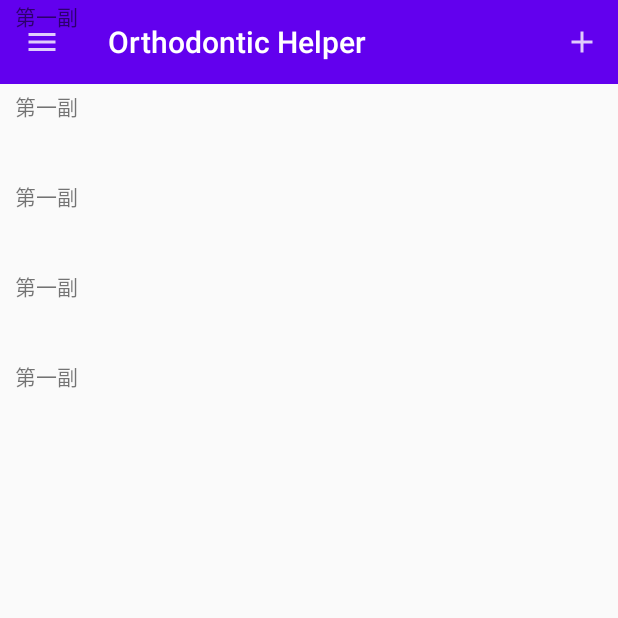
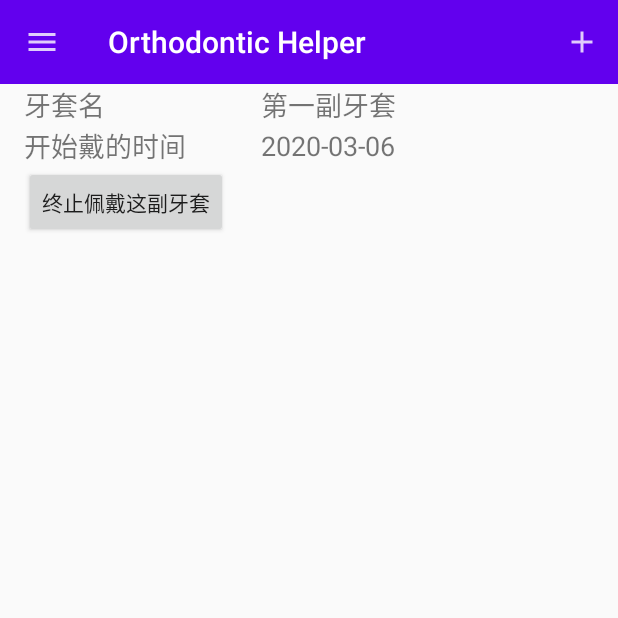
Before and after one commit to poorpool/Orthodontic-Helper, an Android app: the screen it shows after launch (MainActivity), on a phone screen of 412 x 824 dp, the top half of it. Run offline under Robolectric (Android 15) with nearby library versions, the phone set to English and light mode, and no system bars.

Commit message:
add fragment

```diff
--- a/app/src/main/java/net/yxchen/orthodontichelper/MainActivity.kt
+++ b/app/src/main/java/net/yxchen/orthodontichelper/MainActivity.kt
@@ -25,18 +25,30 @@ class MainActivity : AppCompatActivity() {
             it.setDisplayHomeAsUpEnabled(true)
             it.setHomeAsUpIndicator(R.drawable.ic_menu)
         }
+
+        val menu = navView.menu
+
+        for (i in 10 downTo 1) {
+            menu.add(i, i, i, "第${i}副牙套")
+        }
+
+
+
+
+
+        /*
         initBraces()
         val layoutManager = LinearLayoutManager(this)
         recyclerView.layoutManager = layoutManager
         val adapter = BraceAdapter(braceList)
-        recyclerView.adapter = adapter
+        recyclerView.adapter = adapter*/
     }
-
+/*
     private fun initBraces() {
         repeat(5) {
             braceList.add(Brace("第一副", Date(), false))
         }
-    }
+    }*/
 
     override fun onCreateOptionsMenu(menu: Menu?): Boolean {
         menuInflater.inflate(R.menu.toolbar, menu)
--- /dev/null
+++ b/app/src/main/java/net/yxchen/orthodontichelper/fragment/BraceFragment.kt
@@ -0,0 +1,19 @@
+package net.yxchen.orthodontichelper.fragment
+
+import android.os.Bundle
+import android.view.LayoutInflater
+import android.view.View
+import android.view.ViewGroup
+import androidx.fragment.app.Fragment
+import kotlinx.android.synthetic.main.activity_main.*
+import net.yxchen.orthodontichelper.R
+
+class BraceFragment : Fragment() {
+    override fun onCreateView(
+        inflater: LayoutInflater,
+        container: ViewGroup?,
+        savedInstanceState: Bundle?
+    ): View? {
+        return inflater.inflate(R.layout.brace_fragment, container, false)
+    }
+}
--- /dev/null
+++ b/app/src/main/res/drawable-anydpi/ic_label.xml
@@ -0,0 +1,11 @@
+<vector xmlns:android="http://schemas.android.com/apk/res/android"
+    android:width="24dp"
+    android:height="24dp"
+    android:viewportWidth="24"
+    android:viewportHeight="24"
+    android:tint="#333333"
+    android:alpha="0.6">
+  <path
+      android:fillColor="@android:color/white"
+      android:pathData="M17.63,5.84C17.27,5.33 16.67,5 16,5L5,5.01C3.9,5.01 3,5.9 3,7v10c0,1.1 0.9,1.99 2,1.99L16,19c0.67,0 1.27,-0.33 1.63,-0.84L22,12l-4.37,-6.16z"/>
+</vector>
--- a/app/src/main/res/layout/activity_main.xml
+++ b/app/src/main/res/layout/activity_main.xml
@@ -21,11 +21,19 @@
             android:background="@color/colorPrimary"
             android:theme="@style/ThemeOverlay.AppCompat.Dark.ActionBar"
             app:popupTheme="@style/ThemeOverlay.AppCompat.Light"/>
+
+        <fragment
+            android:layout_width="match_parent"
+            android:layout_height="match_parent"
+            android:id="@+id/braceFragment"
+            android:name="net.yxchen.orthodontichelper.fragment.BraceFragment"
+            android:layout_marginLeft="16dp"/>
     </LinearLayout>
 
-    <androidx.recyclerview.widget.RecyclerView
+    <com.google.android.material.navigation.NavigationView
         android:layout_width="match_parent"
         android:layout_height="match_parent"
-        android:id="@+id/recyclerView"/>
+        android:id="@+id/navView"
+        android:layout_gravity="start"/>
 
 </androidx.drawerlayout.widget.DrawerLayout>
--- /dev/null
+++ b/app/src/main/res/layout/brace_fragment.xml
@@ -0,0 +1,57 @@
+<?xml version="1.0" encoding="utf-8"?>
+<LinearLayout xmlns:android="http://schemas.android.com/apk/res/android"
+    android:orientation="vertical" android:layout_width="match_parent"
+    android:layout_height="match_parent">
+
+    <LinearLayout
+        android:orientation="horizontal"
+        android:layout_width="match_parent"
+        android:layout_height="wrap_content">
+
+        <TextView
+            android:layout_width="0dp"
+            android:layout_weight="2"
+            android:layout_height="wrap_content"
+            android:layout_gravity="center_vertical"
+            android:text="牙套名"
+            android:textSize="18sp"/>
+
+        <TextView
+            android:layout_width="0dp"
+            android:layout_weight="3"
+            android:layout_height="wrap_content"
+            android:layout_gravity="center_vertical"
+            android:textSize="18sp"
+            android:text="第一副牙套"/>
+
+    </LinearLayout>
+
+    <LinearLayout
+        android:orientation="horizontal"
+        android:layout_width="match_parent"
+        android:layout_height="wrap_content">
+
+        <TextView
+            android:layout_width="0dp"
+            android:layout_weight="2"
+            android:layout_height="wrap_content"
+            android:layout_gravity="center_vertical"
+            android:text="开始戴的时间"
+            android:textSize="18sp"/>
+
+        <TextView
+            android:layout_width="0dp"
+            android:layout_weight="3"
+            android:layout_height="wrap_content"
+            android:layout_gravity="center_vertical"
+            android:textSize="18sp"
+            android:text="2020-03-06"/>
+    </LinearLayout>
+
+    <Button
+        android:layout_width="wrap_content"
+        android:layout_height="wrap_content"
+        android:id="@+id/endWearButton"
+        android:text="终止佩戴这副牙套"/>
+
+</LinearLayout>
```
Also changed, not shown: app/src/main/res/drawable-hdpi/ic_label.png (added), app/src/main/res/drawable-mdpi/ic_label.png (added), app/src/main/res/drawable-xhdpi/ic_label.png (added), app/src/main/res/drawable-xxhdpi/ic_label.png (added).
